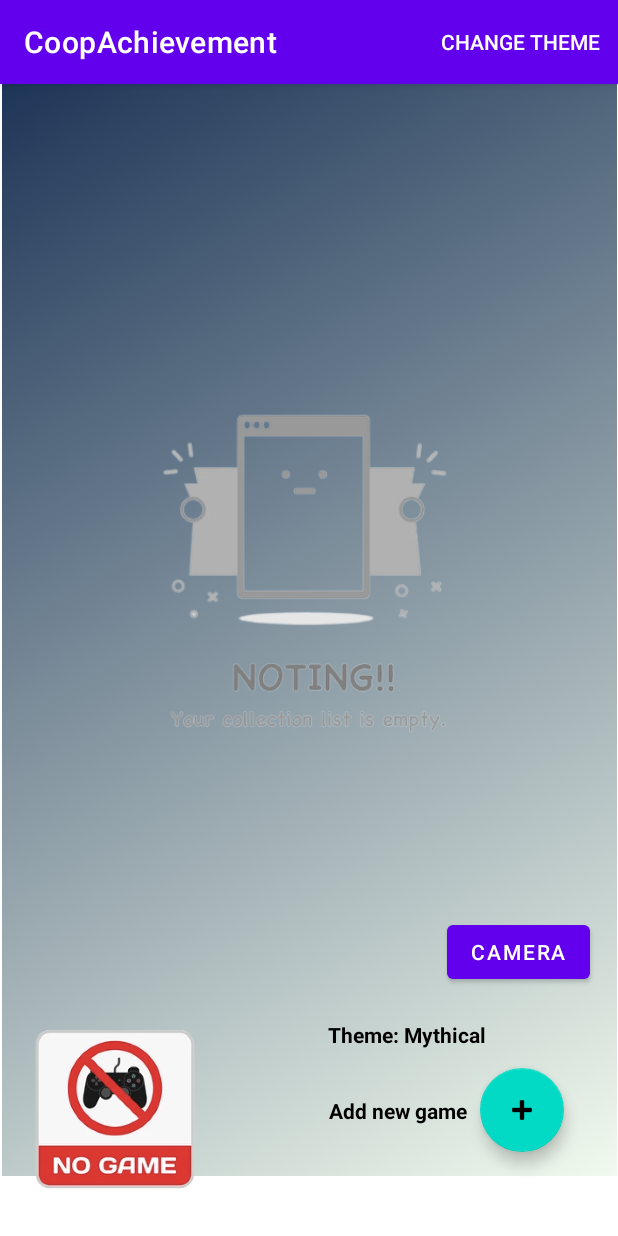
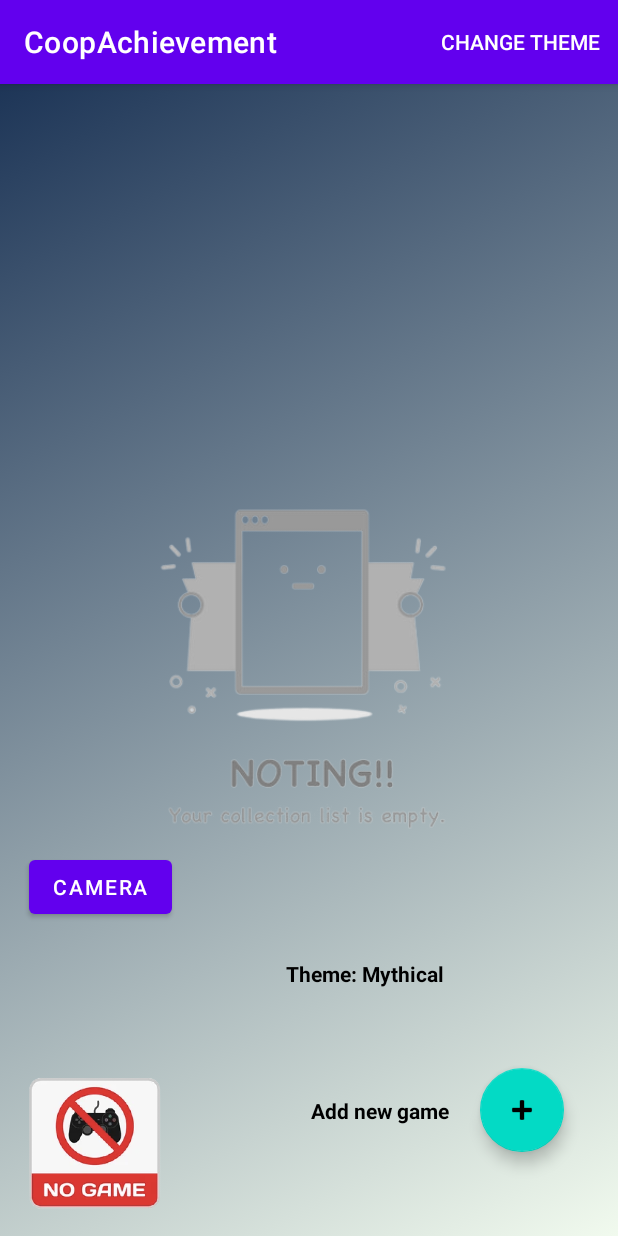
Before and after one commit to FraserW123/CoopAchievement, an Android app: the screen it shows after launch (MainActivity), on a phone screen of 412 x 824 dp. Run offline under Robolectric (Android 15) with nearby library versions, the phone set to English and light mode, and no system bars.

Commit message:
Fixing issues with the different screen sizes

```diff
--- a/app/build.gradle
+++ b/app/build.gradle
@@ -32,6 +32,7 @@ dependencies {
     implementation 'androidx.appcompat:appcompat:1.5.1'
     implementation 'com.google.android.material:material:1.6.1'
     implementation 'androidx.constraintlayout:constraintlayout:2.1.4'
+    implementation 'androidx.gridlayout:gridlayout:1.0.0'
     testImplementation 'junit:junit:4.13.2'
     testImplementation 'org.junit.jupiter:junit-jupiter:5.9.1'
     testImplementation 'org.junit.jupiter:junit-jupiter:5.9.1'
--- a/app/src/main/java/com/example/coopachievement/AddScore.java
+++ b/app/src/main/java/com/example/coopachievement/AddScore.java
@@ -208,7 +208,7 @@ public class AddScore extends AppCompatActivity {
             String difficulty = difficultyOptions[i];
             RadioButton button = new RadioButton(this);
             button.setText(difficulty);
-            button.setPadding(0,0,30,0);
+            button.setPadding(0,0,8,0);
 
             button.setOnClickListener(v->{
                 game.setMatchDifficulty(difficulty);
--- a/app/src/main/res/layout/activity_main.xml
+++ b/app/src/main/res/layout/activity_main.xml
@@ -7,17 +7,6 @@
     tools:context=".MainActivity">
 
 
-    <ImageView
-        android:id="@+id/animatedmainView"
-        android:layout_width="410dp"
-        android:layout_height="728dp"
-        android:scaleType="fitXY"
-        app:layout_constraintBottom_toBottomOf="parent"
-        app:layout_constraintEnd_toEndOf="parent"
-        app:layout_constraintHorizontal_bias="0.6"
-        app:layout_constraintStart_toStartOf="parent"
-        app:layout_constraintTop_toTopOf="parent"
-        app:layout_constraintVertical_bias="0.0" />
     <com.google.android.material.floatingactionbutton.FloatingActionButton
         android:id="@+id/addGameConfig"
         android:layout_width="wrap_content"
@@ -31,22 +20,48 @@
         app:layout_constraintVertical_bias="0.921"
         app:srcCompat="@android:drawable/ic_input_add" />
 
+
+
+    <ImageView
+        android:id="@+id/animatedmainView"
+        android:layout_width="match_parent"
+        android:layout_height="match_parent"
+        android:foregroundGravity="center"
+        android:scaleType="fitXY"
+        app:layout_constraintBottom_toBottomOf="parent"
+        app:layout_constraintEnd_toEndOf="parent"
+        app:layout_constraintStart_toStartOf="parent"
+        app:layout_constraintTop_toTopOf="parent" />
+
     <ImageView
         android:id="@+id/nolist"
-        android:layout_width="410dp"
-        android:layout_height="499dp"
+        android:layout_width="match_parent"
+        android:layout_height="match_parent"
+        android:foregroundGravity="center_vertical"
         app:layout_constraintBottom_toBottomOf="parent"
         app:layout_constraintEnd_toEndOf="parent"
-        app:layout_constraintHorizontal_bias="1.0"
+        app:layout_constraintHorizontal_bias="0.544"
         app:layout_constraintStart_toStartOf="parent"
         app:layout_constraintTop_toTopOf="parent"
-        app:layout_constraintVertical_bias="0.262"
+
+        app:layout_constraintVertical_bias="0.0"
         app:srcCompat="@drawable/emptystate" />
+
+    <ListView
+        android:id="@+id/ListofGames"
+        android:layout_width="match_parent"
+        android:layout_height="match_parent"
+        app:layout_constraintBottom_toBottomOf="parent"
+        app:layout_constraintEnd_toEndOf="parent"
+        app:layout_constraintHorizontal_bias="0.0"
+        app:layout_constraintStart_toStartOf="parent"
+        app:layout_constraintTop_toTopOf="parent"
+        app:layout_constraintVertical_bias="1.0"></ListView>
 
     <ImageView
         android:id="@+id/nogames"
-        android:layout_width="152dp"
-        android:layout_height="171dp"
+        android:layout_width="125dp"
+        android:layout_height="125dp"
         app:layout_constraintBottom_toBottomOf="parent"
         app:layout_constraintEnd_toEndOf="parent"
         app:layout_constraintHorizontal_bias="0.0"
@@ -54,6 +69,31 @@
         app:layout_constraintTop_toTopOf="parent"
         app:layout_constraintVertical_bias="1.0"
         app:srcCompat="@drawable/nogame" />
+
+    <ImageView
+        android:id="@+id/test_image"
+        android:layout_width="263dp"
+        android:layout_height="254dp"
+        android:foregroundGravity="center"
+        app:layout_constraintBottom_toBottomOf="parent"
+
+        app:layout_constraintEnd_toEndOf="parent"
+        app:layout_constraintStart_toStartOf="parent"
+        app:layout_constraintTop_toTopOf="parent" />
+
+    <TextView
+        android:id="@+id/tvTheme"
+        android:layout_width="131dp"
+        android:layout_height="30dp"
+        android:text="Look here"
+        android:textColor="@color/black"
+        android:textStyle="bold"
+        app:layout_constraintBottom_toBottomOf="parent"
+        app:layout_constraintEnd_toEndOf="@+id/addGameConfig"
+        app:layout_constraintHorizontal_bias="0.78"
+        app:layout_constraintStart_toStartOf="parent"
+        app:layout_constraintTop_toTopOf="parent"
+        app:layout_constraintVertical_bias="0.79" />
 
     <TextView
         android:id="@+id/textView"
@@ -63,38 +103,11 @@
         android:textColor="@color/black"
         android:textStyle="bold"
         app:layout_constraintBottom_toBottomOf="parent"
-        app:layout_constraintEnd_toEndOf="parent"
-        app:layout_constraintHorizontal_bias="0.685"
+        app:layout_constraintEnd_toStartOf="@+id/addGameConfig"
+        app:layout_constraintHorizontal_bias="0.91"
         app:layout_constraintStart_toStartOf="parent"
         app:layout_constraintTop_toTopOf="parent"
         app:layout_constraintVertical_bias="0.901" />
-
-    <ListView
-        android:id="@+id/ListofGames"
-        android:layout_width="401dp"
-        android:layout_height="564dp"
-        app:layout_constraintBottom_toBottomOf="parent"
-        app:layout_constraintEnd_toEndOf="parent"
-        app:layout_constraintStart_toStartOf="parent"
-        app:layout_constraintTop_toTopOf="parent"
-        app:layout_constraintVertical_bias="0.0" >
-
-
-    </ListView>
-
-    <TextView
-        android:id="@+id/tvTheme"
-        android:layout_width="128dp"
-        android:layout_height="21dp"
-        android:text="Look here"
-        android:textColor="@color/black"
-        android:textStyle="bold"
-        app:layout_constraintBottom_toBottomOf="parent"
-        app:layout_constraintEnd_toEndOf="parent"
-        app:layout_constraintHorizontal_bias="0.77"
-        app:layout_constraintStart_toStartOf="parent"
-        app:layout_constraintTop_toTopOf="parent"
-        app:layout_constraintVertical_bias="0.836" />
 
     <Button
         android:id="@+id/btn_camera"
@@ -103,21 +116,10 @@
         android:text="Camera"
         app:layout_constraintBottom_toBottomOf="parent"
         app:layout_constraintEnd_toEndOf="parent"
-        app:layout_constraintHorizontal_bias="0.94"
+        app:layout_constraintHorizontal_bias="0.06"
         app:layout_constraintStart_toStartOf="parent"
         app:layout_constraintTop_toTopOf="parent"
-        app:layout_constraintVertical_bias="0.77" />
-
-    <ImageView
-        android:id="@+id/test_image"
-        android:layout_width="263dp"
-        android:layout_height="254dp"
-        app:layout_constraintBottom_toBottomOf="parent"
-        app:layout_constraintEnd_toEndOf="parent"
-        app:layout_constraintStart_toStartOf="parent"
-        app:layout_constraintTop_toTopOf="parent"
-        app:layout_constraintVertical_bias="0.65999997"
-         />
+        app:layout_constraintVertical_bias="0.71000004" />
 
 
 </androidx.constraintlayout.widget.ConstraintLayout>
--- a/app/src/main/res/layout/list_row.xml
+++ b/app/src/main/res/layout/list_row.xml
@@ -10,7 +10,7 @@
         android:layout_width="wrap_content"
         android:layout_height="wrap_content"
         android:layout_marginStart="16dp"
-        android:layout_marginTop="28dp"
+        android:layout_marginTop="8dp"
         android:text="Player"
         android:textColor="@color/black"
         android:textStyle="bold"
@@ -22,11 +22,11 @@
         android:layout_width="wrap_content"
         android:layout_height="wrap_content"
         android:layout_marginStart="108dp"
-        android:layout_marginTop="16dp"
         android:ems="10"
+        android:textSize="12sp"
+        android:inputType="number"
         android:textColor="@color/black"
         android:textStyle="bold"
-        android:inputType="number"
         app:layout_constraintStart_toEndOf="@+id/tv_player_num"
         app:layout_constraintTop_toTopOf="parent" />
 </androidx.constraintlayout.widget.ConstraintLayout>
```
Also changed, not shown: app/src/main/res/layout/activity_add_score.xml (+29 -27 lines), app/src/main/res/layout/activity_game_title.xml (+15 -14 lines), app/src/main/res/layout/activity_gamesplayed.xml (+17 -18 lines), app/src/main/res/layout/alert_message_layout.xml (+10 -10 lines).
